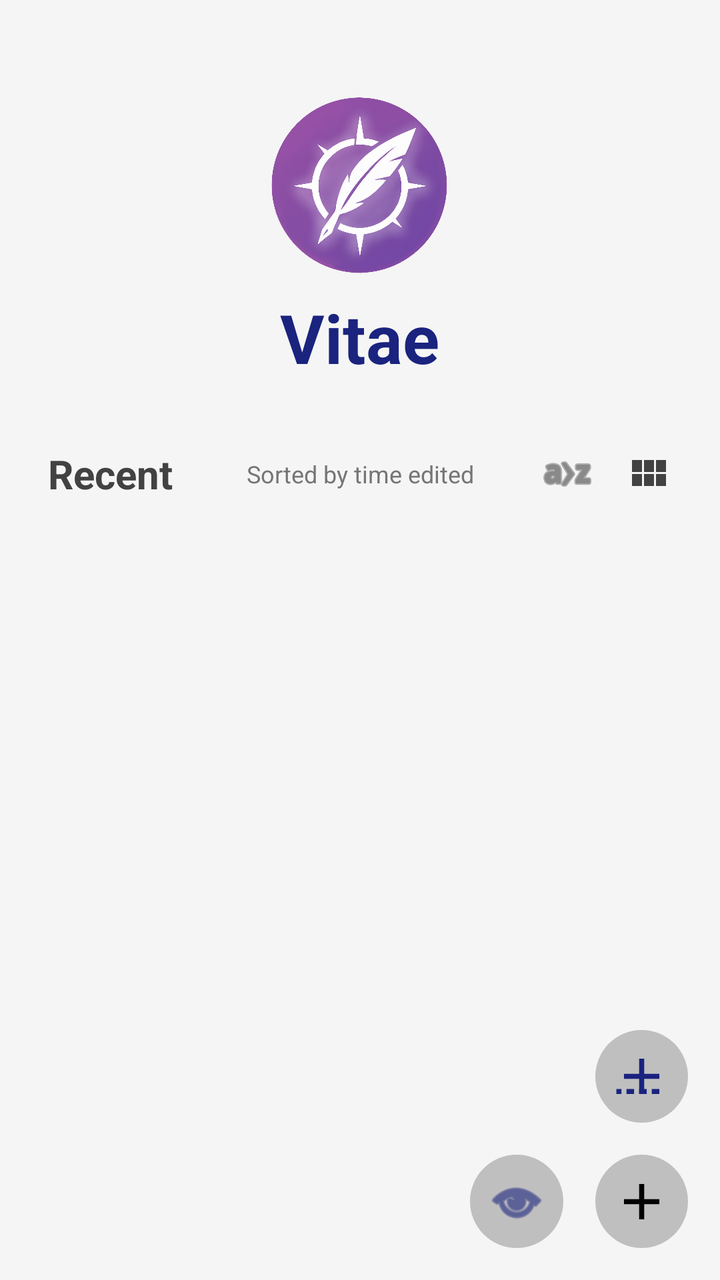
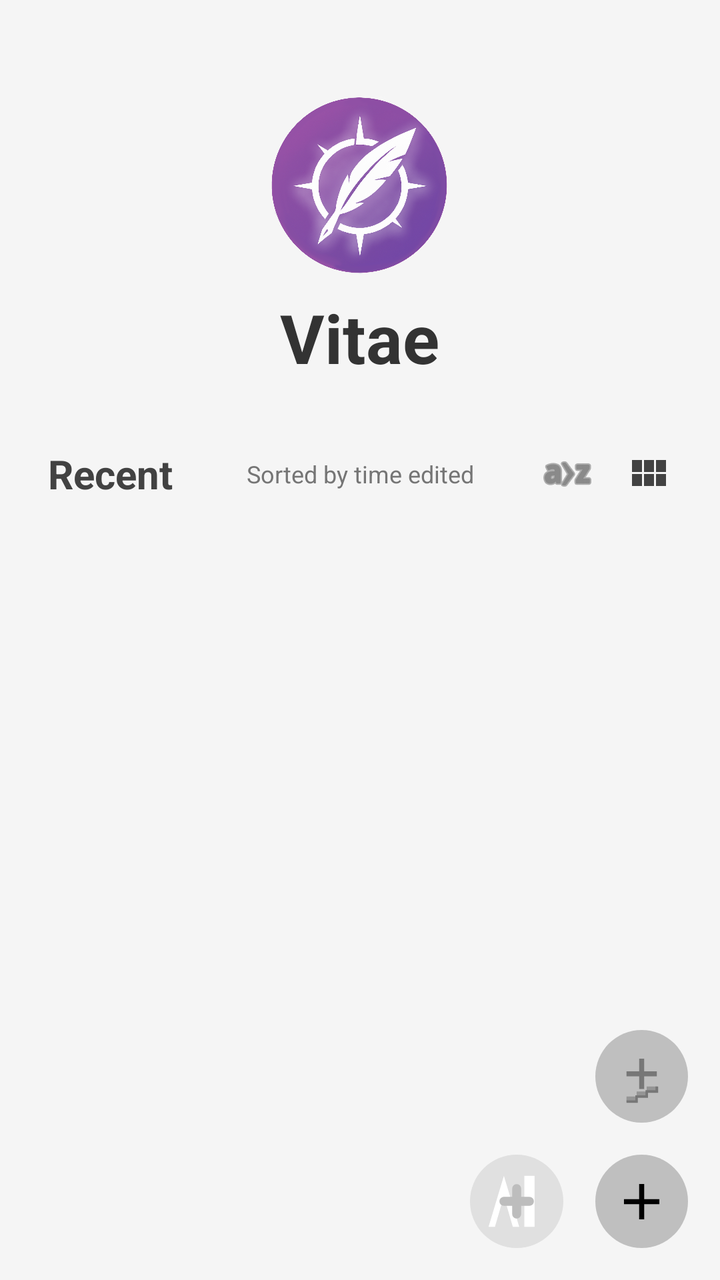

An Android layout rendered at two revisions. The XML below is the earlier revision; the diff shows what the commit changed to produce the second picture.
<!-- AndroidManifest.xml: application theme Theme.MyApplication -->
<!-- res/layout/activity_home.xml -->
<?xml version="1.0" encoding="utf-8"?>
<androidx.constraintlayout.widget.ConstraintLayout xmlns:android="http://schemas.android.com/apk/res/android"
    xmlns:app="http://schemas.android.com/apk/res-auto"
    xmlns:tools="http://schemas.android.com/tools" android:id="@+id/homeRoot" android:layout_width="match_parent" android:layout_height="match_parent" android:background="#f5f5f5" tools:context=".HomeActivity">

    
    <LinearLayout android:id="@+id/shareDropZone" android:layout_width="0dp" android:layout_height="120dp" android:background="#E3F2FD" android:gravity="center" android:orientation="vertical" android:visibility="gone" android:elevation="20dp" app:layout_constraintTop_toTopOf="parent" app:layout_constraintStart_toStartOf="parent" app:layout_constraintEnd_toEndOf="parent">
        <ImageView android:layout_width="48dp" android:layout_height="48dp" android:src="@android:drawable/ic_menu_share" app:tint="#1976D2" />
        <TextView android:layout_width="wrap_content" android:layout_height="wrap_content" android:text="Drop here to Share" android:textSize="18sp" android:textStyle="bold" android:textColor="#1976D2" android:layout_marginTop="8dp"/>
    </LinearLayout>



    
    <LinearLayout android:id="@+id/brandingHeader" android:layout_width="match_parent" android:layout_height="wrap_content" android:orientation="vertical" android:gravity="center" android:paddingTop="48dp" android:paddingBottom="16dp" app:layout_constraintTop_toTopOf="parent" app:layout_constraintStart_toStartOf="parent" app:layout_constraintEnd_toEndOf="parent">

        <ImageView android:id="@+id/ivAppLogo" android:layout_width="90dp" android:layout_height="90dp" android:src="@drawable/cv" android:contentDescription="App Logo" />

        <TextView android:id="@+id/tvAppTitle" android:layout_width="wrap_content" android:layout_height="wrap_content" android:text="Vitae" android:textColor="#1a237e" android:textSize="34sp" android:textStyle="bold" android:layout_marginTop="8dp"/>

    </LinearLayout>

    <TextView android:id="@+id/tvRecentHeader" android:layout_width="wrap_content" android:layout_height="wrap_content" android:layout_marginTop="16dp" android:layout_marginStart="24dp" android:text="Recent" android:textColor="#424242" android:textSize="20sp" android:textStyle="bold" app:layout_constraintStart_toStartOf="parent" app:layout_constraintTop_toBottomOf="@id/brandingHeader" />

    <TextView android:id="@+id/tvSortLabel" android:layout_width="wrap_content" android:layout_height="wrap_content" android:text="Sorted by time edited" android:textColor="#757575" android:textSize="12sp" app:layout_constraintBottom_toBottomOf="@id/tvRecentHeader" app:layout_constraintEnd_toEndOf="parent" app:layout_constraintStart_toStartOf="parent" app:layout_constraintTop_toTopOf="@id/tvRecentHeader" />

    <LinearLayout android:id="@+id/controlsContainer" android:layout_width="wrap_content" android:layout_height="wrap_content" android:layout_marginEnd="16dp" android:gravity="center_vertical" android:orientation="horizontal" app:layout_constraintBottom_toBottomOf="@id/tvRecentHeader" app:layout_constraintEnd_toEndOf="parent" app:layout_constraintTop_toTopOf="@id/tvRecentHeader">

        <SeekBar android:id="@+id/gridSizeSlider" android:layout_width="100dp" android:layout_height="wrap_content" android:max="3" android:progress="0" android:visibility="gone" />

        <ImageButton android:id="@+id/btnCloseSelection" android:layout_width="40dp" android:layout_height="40dp" android:background="?attr/selectableItemBackgroundBorderless" android:src="@android:drawable/ic_menu_close_clear_cancel" app:tint="#424242" android:visibility="gone" />

        <ImageButton android:id="@+id/btnDeleteSelected" android:layout_width="40dp" android:layout_height="40dp" android:background="?attr/selectableItemBackgroundBorderless" android:src="@android:drawable/ic_menu_delete" app:tint="#D32F2F" android:visibility="gone" tools:visibility="visible" />

        <ImageButton android:id="@+id/btnSort" android:layout_width="40dp" android:layout_height="40dp" android:background="?attr/selectableItemBackgroundBorderless" android:padding="8dp" android:src="@android:drawable/ic_menu_sort_alphabetically" app:tint="#424242" />

        <ImageButton android:id="@+id/btnToggleView" android:layout_width="40dp" android:layout_height="40dp" android:background="?attr/selectableItemBackgroundBorderless" android:src="@drawable/ic_grid" app:tint="#424242" />
    </LinearLayout>

    <androidx.recyclerview.widget.RecyclerView android:id="@+id/rvRecentResumes" android:layout_width="0dp" android:layout_height="0dp" android:layout_marginTop="16dp" android:clipToPadding="false" android:paddingBottom="88dp" app:layout_constraintBottom_toBottomOf="parent" app:layout_constraintEnd_toEndOf="parent" app:layout_constraintStart_toStartOf="parent" app:layout_constraintTop_toBottomOf="@id/tvRecentHeader" />

    <TextView android:id="@+id/tvEmptyState" android:layout_width="wrap_content" android:layout_height="wrap_content" android:text="No recently worked on CVs" android:textColor="#9e9e9e" android:textSize="16sp" android:visibility="gone" app:layout_constraintBottom_toBottomOf="parent" app:layout_constraintEnd_toEndOf="parent" app:layout_constraintStart_toStartOf="parent" app:layout_constraintTop_toBottomOf="@id/tvRecentHeader" />

    
    <FrameLayout android:id="@+id/fabOptionsPanel" android:layout_width="match_parent" android:layout_height="match_parent" android:background="#CC000000" android:visibility="gone" android:elevation="20dp">

        <LinearLayout android:layout_width="wrap_content" android:layout_height="wrap_content" android:layout_gravity="bottom|end" android:layout_marginEnd="24dp" android:layout_marginBottom="88dp" android:gravity="end" android:orientation="vertical">

            
            <LinearLayout android:id="@+id/optionAI" android:layout_width="wrap_content" android:layout_height="wrap_content" android:layout_marginBottom="16dp" android:gravity="center_vertical" android:orientation="horizontal">
                <TextView android:layout_width="wrap_content" android:layout_height="wrap_content" android:text="AI Mode (Coming Soon)" android:textColor="#FFFFFF" android:layout_marginEnd="12dp" android:textStyle="bold" />
                <com.google.android.material.floatingactionbutton.FloatingActionButton android:layout_width="wrap_content" android:layout_height="wrap_content" app:fabSize="normal" android:src="@android:drawable/ic_menu_view" app:tint="#757575" app:backgroundTint="#F5F5F5" />
            </LinearLayout>

            
            <LinearLayout android:id="@+id/optionStepByStep" android:layout_width="wrap_content" android:layout_height="wrap_content" android:layout_marginBottom="16dp" android:gravity="center_vertical" android:orientation="horizontal">
                <TextView android:layout_width="wrap_content" android:layout_height="wrap_content" android:text="Step by Step (Demo)" android:textColor="#FFFFFF" android:layout_marginEnd="12dp" android:textStyle="bold" />
                <com.google.android.material.floatingactionbutton.FloatingActionButton android:layout_width="wrap_content" android:layout_height="wrap_content" app:fabSize="normal" android:src="@android:drawable/ic_menu_directions" app:tint="#757575" app:backgroundTint="#F5F5F5" />
            </LinearLayout>

            
            <LinearLayout android:id="@+id/optionExport" android:layout_width="wrap_content" android:layout_height="wrap_content" android:layout_marginBottom="16dp" android:gravity="center_vertical" android:orientation="horizontal">
                <TextView android:layout_width="wrap_content" android:layout_height="wrap_content" android:text="Import (.vitae)" android:textColor="#FFFFFF" android:layout_marginEnd="12dp" android:textStyle="bold" />
                <com.google.android.material.floatingactionbutton.FloatingActionButton android:layout_width="wrap_content" android:layout_height="wrap_content" app:fabSize="normal" android:src="@android:drawable/ic_menu_share" app:tint="#757575" app:backgroundTint="#F5F5F5" />
            </LinearLayout>

            
            <LinearLayout android:id="@+id/optionNewCV" android:layout_width="wrap_content" android:layout_height="wrap_content" android:layout_marginBottom="16dp" android:gravity="center_vertical" android:orientation="horizontal">
                <TextView android:layout_width="wrap_content" android:layout_height="wrap_content" android:text="New CV" android:textColor="#FFFFFF" android:layout_marginEnd="12dp" android:textStyle="bold" />
                <com.google.android.material.floatingactionbutton.FloatingActionButton android:layout_width="wrap_content" android:layout_height="wrap_content" app:fabSize="normal" android:src="@drawable/ic_add" app:tint="#757575" app:backgroundTint="#F5F5F5" />
            </LinearLayout>

        </LinearLayout>

    </FrameLayout>

    <androidx.constraintlayout.widget.ConstraintLayout android:id="@+id/home_fab_container" android:layout_width="match_parent" android:layout_height="wrap_content" android:layout_marginEnd="16dp" android:layout_marginBottom="16dp" app:layout_constraintBottom_toBottomOf="parent" app:layout_constraintEnd_toEndOf="parent">

        
        <FrameLayout android:id="@+id/btnHomeStepByStep" android:layout_width="0dp" android:layout_height="0dp" android:layout_marginBottom="16dp" app:layout_constraintDimensionRatio="1:1" app:layout_constraintWidth_percent="0.135" app:layout_constraintTop_toTopOf="parent" app:layout_constraintEnd_toEndOf="parent" app:layout_constraintBottom_toTopOf="@id/btnHomeNewCV">
            <View android:layout_width="match_parent" android:layout_height="match_parent" android:layout_gravity="center" android:background="@drawable/custom_shadow" />
            <ImageButton android:layout_width="match_parent" android:layout_height="match_parent" android:layout_gravity="center" android:layout_margin="8dp" android:background="?android:attr/selectableItemBackgroundBorderless" android:clickable="false" android:focusable="false" android:contentDescription="Step by Step Wizard" android:scaleType="fitCenter" android:src="@drawable/ic_steps_plus_centered" app:tint="#1a237e" />
        </FrameLayout>

        
        <FrameLayout android:id="@+id/btnHomeNewCV" android:layout_width="0dp" android:layout_height="0dp" app:layout_constraintDimensionRatio="1:1" app:layout_constraintWidth_percent="0.135" app:layout_constraintTop_toBottomOf="@id/btnHomeStepByStep" app:layout_constraintEnd_toEndOf="parent" app:layout_constraintBottom_toBottomOf="parent">
            <View android:layout_width="match_parent" android:layout_height="match_parent" android:layout_gravity="center" android:background="@drawable/custom_shadow" />
            <ImageButton android:layout_width="match_parent" android:layout_height="match_parent" android:layout_gravity="center" android:layout_margin="8dp" android:background="?android:attr/selectableItemBackgroundBorderless" android:clickable="false" android:contentDescription="Create New CV" android:scaleType="fitCenter" android:src="@drawable/ic_add" />
        </FrameLayout>

        
        <FrameLayout android:id="@+id/btnHomeAI" android:layout_width="0dp" android:layout_height="0dp" android:layout_marginEnd="16dp" app:layout_constraintDimensionRatio="1:1" app:layout_constraintWidth_percent="0.135" app:layout_constraintBottom_toBottomOf="@id/btnHomeNewCV" app:layout_constraintEnd_toStartOf="@id/btnHomeNewCV" app:layout_constraintTop_toTopOf="@id/btnHomeNewCV">
            <View android:layout_width="match_parent" android:layout_height="match_parent" android:layout_gravity="center" android:background="@drawable/custom_shadow" />
            <ImageButton android:layout_width="match_parent" android:layout_height="match_parent" android:layout_gravity="center" android:layout_margin="8dp" android:background="?android:attr/selectableItemBackgroundBorderless" android:clickable="false" android:focusable="false" android:contentDescription="AI Assistant" android:scaleType="fitCenter" android:src="@android:drawable/ic_menu_view" app:tint="#1a237e" />
        </FrameLayout>

    </androidx.constraintlayout.widget.ConstraintLayout>

    
    <View android:id="@+id/folderRevealOverlay" android:layout_width="match_parent" android:layout_height="match_parent" android:background="#FFFFFF" android:visibility="invisible" android:elevation="25dp" />

    
    <LinearLayout android:id="@+id/advancedDragZones" android:layout_width="120dp" android:layout_height="match_parent" android:orientation="vertical" android:visibility="gone" android:elevation="15dp" app:layout_constraintEnd_toEndOf="parent">

        <LinearLayout android:id="@+id/zoneMoveToHome" android:layout_width="match_parent" android:layout_height="0dp" android:layout_weight="1" android:background="#E3F2FD" android:gravity="center" android:orientation="vertical" android:padding="16dp">
            <ImageView android:layout_width="32dp" android:layout_height="32dp" android:src="@drawable/ic_keyboard_return" app:tint="#1976D2" />
            <TextView android:layout_width="wrap_content" android:layout_height="wrap_content" android:text="Move to Home" android:textSize="12sp" android:textStyle="bold" android:textColor="#1976D2" android:gravity="center" android:layout_marginTop="8dp"/>
        </LinearLayout>

        <LinearLayout android:id="@+id/zoneMoveToOtherGroup" android:layout_width="match_parent" android:layout_height="0dp" android:layout_weight="1" android:background="#BBDEFB" android:gravity="center" android:orientation="vertical" android:padding="16dp">
            <ImageView android:layout_width="32dp" android:layout_height="32dp" android:src="@drawable/ic_description" app:tint="#1565C0" />
            <TextView android:layout_width="wrap_content" android:layout_height="wrap_content" android:text="Move to Other Group" android:textSize="12sp" android:textStyle="bold" android:textColor="#1565C0" android:gravity="center" android:layout_marginTop="8dp"/>
        </LinearLayout>

    </LinearLayout>

</androidx.constraintlayout.widget.ConstraintLayout>
<!-- resources referenced by this layout -->
<resources>
  <!-- drawable custom_shadow (drawable) -->
  <?xml version="1.0" encoding="utf-8"?>
  <shape xmlns:android="http://schemas.android.com/apk/res/android" android:shape="oval">
      <solid android:color="#87909090" />
  </shape>
  <!-- drawable cv: png bitmap (drawable-mdpi, 956077 bytes) -->
  <!-- drawable ic_add (drawable) -->
  <vector xmlns:android="http://schemas.android.com/apk/res/android" android:width="24dp" android:height="24dp" android:viewportWidth="24" android:viewportHeight="24">
      <path android:fillColor="#FF000000" android:pathData="M19,13h-6v6h-2v-6H5v-2h6V5h2v6h6v2z"/>
  </vector>
  <!-- drawable ic_description (drawable) -->
  <vector xmlns:android="http://schemas.android.com/apk/res/android" android:width="24dp" android:height="24dp" android:viewportWidth="24" android:viewportHeight="24" android:tint="?attr/colorControlNormal">
      <path android:fillColor="@android:color/white" android:pathData="M14,2H6C4.9,2 4.01,2.9 4.01,4L4,20c0,1.1 0.89,2 1.99,2H18c1.1,0 2,-0.9 2,-2V8l-6,-6zM16,18H8v-2h8v2zM16,14H8v-2h8v2zM13,9V3.5L18.5,9H13z"/>
  </vector>
  <!-- drawable ic_grid (drawable) -->
  <vector xmlns:android="http://schemas.android.com/apk/res/android" android:width="24dp" android:height="24dp" android:viewportWidth="24" android:viewportHeight="24" android:tint="?attr/colorControlNormal">
      <path android:fillColor="@android:color/white" android:pathData="M4,11h5V5H4v6zm0,7h5v-6H4v6zm6,0h5v-6h-5v6zm6,0h5v-6h-5v6zm-6,-7h5V5h-5v6zm6,-6v6h5V5h-5z"/>
  </vector>
  <!-- drawable ic_keyboard_return (drawable) -->
  <vector xmlns:android="http://schemas.android.com/apk/res/android" android:width="24dp" android:height="24dp" android:viewportWidth="24" android:viewportHeight="24">
      <path android:fillColor="#FF000000" android:pathData="M19,7v4H5.83l3.58,-3.59L8,6l-6,6 6,6 1.41,-1.41L5.83,13H21V7h-2z"/>
  </vector>
  <!-- drawable ic_steps_plus_centered (drawable) -->
  <vector xmlns:android="http://schemas.android.com/apk/res/android" android:width="24dp" android:height="24dp" android:viewportWidth="24" android:viewportHeight="24">
      
      <path android:fillColor="#FF000000" android:pathData="M19,17h-3v2h3z M14,17h-3v2h3z M9,17h-3v2h3z M4,17h-2v2h2z" />
      
      <path android:fillColor="#FF000000" android:pathData="M19,13h-6v6h-2v-6H5v-2h6V5h2v6h6v2z" />
  </vector>
  <style name="Theme.MyApplication" parent="Base.Theme.MyApplication" />
  <style name="Base.Theme.MyApplication" parent="Theme.Material3.DayNight.NoActionBar">
          
          
      </style>
</resources>

<!-- the commit's change to res/layout/activity_home.xml (unified diff, before → after) -->
@@ -4,9 +4,9 @@
     xmlns:tools="http://schemas.android.com/tools" android:id="@+id/homeRoot" android:layout_width="match_parent" android:layout_height="match_parent" android:background="#f5f5f5" tools:context=".HomeActivity">
 
     
-    <LinearLayout android:id="@+id/shareDropZone" android:layout_width="0dp" android:layout_height="120dp" android:background="#E3F2FD" android:gravity="center" android:orientation="vertical" android:visibility="gone" android:elevation="20dp" app:layout_constraintTop_toTopOf="parent" app:layout_constraintStart_toStartOf="parent" app:layout_constraintEnd_toEndOf="parent">
-        <ImageView android:layout_width="48dp" android:layout_height="48dp" android:src="@android:drawable/ic_menu_share" app:tint="#1976D2" />
-        <TextView android:layout_width="wrap_content" android:layout_height="wrap_content" android:text="Drop here to Share" android:textSize="18sp" android:textStyle="bold" android:textColor="#1976D2" android:layout_marginTop="8dp"/>
+    <LinearLayout android:id="@+id/shareDropZone" android:layout_width="0dp" android:layout_height="120dp" android:background="#F5F5F5" android:gravity="center" android:orientation="vertical" android:visibility="gone" android:elevation="20dp" app:layout_constraintTop_toTopOf="parent" app:layout_constraintStart_toStartOf="parent" app:layout_constraintEnd_toEndOf="parent">
+        <ImageView android:layout_width="48dp" android:layout_height="48dp" android:src="@android:drawable/ic_menu_share" app:tint="#333333" />
+        <TextView android:layout_width="wrap_content" android:layout_height="wrap_content" android:text="Drop here to Share" android:textSize="18sp" android:textStyle="bold" android:textColor="#333333" android:layout_marginTop="8dp"/>
     </LinearLayout>
 
 
@@ -16,7 +16,7 @@
 
         <ImageView android:id="@+id/ivAppLogo" android:layout_width="90dp" android:layout_height="90dp" android:src="@drawable/cv" android:contentDescription="App Logo" />
 
-        <TextView android:id="@+id/tvAppTitle" android:layout_width="wrap_content" android:layout_height="wrap_content" android:text="Vitae" android:textColor="#1a237e" android:textSize="34sp" android:textStyle="bold" android:layout_marginTop="8dp"/>
+        <TextView android:id="@+id/tvAppTitle" android:layout_width="wrap_content" android:layout_height="wrap_content" android:text="Vitae" android:textColor="#333333" android:textSize="34sp" android:textStyle="bold" android:layout_marginTop="8dp"/>
 
     </LinearLayout>
 
@@ -48,14 +48,14 @@
 
             
             <LinearLayout android:id="@+id/optionAI" android:layout_width="wrap_content" android:layout_height="wrap_content" android:layout_marginBottom="16dp" android:gravity="center_vertical" android:orientation="horizontal">
-                <TextView android:layout_width="wrap_content" android:layout_height="wrap_content" android:text="AI Mode (Coming Soon)" android:textColor="#FFFFFF" android:layout_marginEnd="12dp" android:textStyle="bold" />
-                <com.google.android.material.floatingactionbutton.FloatingActionButton android:layout_width="wrap_content" android:layout_height="wrap_content" app:fabSize="normal" android:src="@android:drawable/ic_menu_view" app:tint="#757575" app:backgroundTint="#F5F5F5" />
+                <TextView android:layout_width="wrap_content" android:layout_height="wrap_content" android:text="AI Mode" android:textColor="#FFFFFF" android:layout_marginEnd="12dp" android:textStyle="bold" />
+                <com.google.android.material.floatingactionbutton.FloatingActionButton android:layout_width="wrap_content" android:layout_height="wrap_content" app:fabSize="normal" android:src="@drawable/ic_ai_custom" app:tint="#757575" app:backgroundTint="#F5F5F5" />
             </LinearLayout>
 
             
             <LinearLayout android:id="@+id/optionStepByStep" android:layout_width="wrap_content" android:layout_height="wrap_content" android:layout_marginBottom="16dp" android:gravity="center_vertical" android:orientation="horizontal">
                 <TextView android:layout_width="wrap_content" android:layout_height="wrap_content" android:text="Step by Step (Demo)" android:textColor="#FFFFFF" android:layout_marginEnd="12dp" android:textStyle="bold" />
-                <com.google.android.material.floatingactionbutton.FloatingActionButton android:layout_width="wrap_content" android:layout_height="wrap_content" app:fabSize="normal" android:src="@android:drawable/ic_menu_directions" app:tint="#757575" app:backgroundTint="#F5F5F5" />
+                <com.google.android.material.floatingactionbutton.FloatingActionButton android:layout_width="wrap_content" android:layout_height="wrap_content" app:fabSize="normal" android:src="@drawable/ic_step_by_step_wizard" app:tint="#757575" app:backgroundTint="#F5F5F5" />
             </LinearLayout>
 
             
@@ -79,7 +79,7 @@
         
         <FrameLayout android:id="@+id/btnHomeStepByStep" android:layout_width="0dp" android:layout_height="0dp" android:layout_marginBottom="16dp" app:layout_constraintDimensionRatio="1:1" app:layout_constraintWidth_percent="0.135" app:layout_constraintTop_toTopOf="parent" app:layout_constraintEnd_toEndOf="parent" app:layout_constraintBottom_toTopOf="@id/btnHomeNewCV">
             <View android:layout_width="match_parent" android:layout_height="match_parent" android:layout_gravity="center" android:background="@drawable/custom_shadow" />
-            <ImageButton android:layout_width="match_parent" android:layout_height="match_parent" android:layout_gravity="center" android:layout_margin="8dp" android:background="?android:attr/selectableItemBackgroundBorderless" android:clickable="false" android:focusable="false" android:contentDescription="Step by Step Wizard" android:scaleType="fitCenter" android:src="@drawable/ic_steps_plus_centered" app:tint="#1a237e" />
+            <ImageButton android:layout_width="match_parent" android:layout_height="match_parent" android:layout_gravity="center" android:layout_margin="8dp" android:background="?android:attr/selectableItemBackgroundBorderless" android:clickable="false" android:focusable="false" android:contentDescription="Step by Step Wizard" android:scaleType="fitCenter" android:src="@drawable/ic_step_by_step_wizard" app:tint="#777777" />
         </FrameLayout>
 
         
@@ -90,8 +90,8 @@
 
         
         <FrameLayout android:id="@+id/btnHomeAI" android:layout_width="0dp" android:layout_height="0dp" android:layout_marginEnd="16dp" app:layout_constraintDimensionRatio="1:1" app:layout_constraintWidth_percent="0.135" app:layout_constraintBottom_toBottomOf="@id/btnHomeNewCV" app:layout_constraintEnd_toStartOf="@id/btnHomeNewCV" app:layout_constraintTop_toTopOf="@id/btnHomeNewCV">
-            <View android:layout_width="match_parent" android:layout_height="match_parent" android:layout_gravity="center" android:background="@drawable/custom_shadow" />
-            <ImageButton android:layout_width="match_parent" android:layout_height="match_parent" android:layout_gravity="center" android:layout_margin="8dp" android:background="?android:attr/selectableItemBackgroundBorderless" android:clickable="false" android:focusable="false" android:contentDescription="AI Assistant" android:scaleType="fitCenter" android:src="@android:drawable/ic_menu_view" app:tint="#1a237e" />
+            <View android:layout_width="match_parent" android:layout_height="match_parent" android:layout_gravity="center" android:background="@drawable/pill_background" />
+            <ImageButton android:layout_width="match_parent" android:layout_height="match_parent" android:layout_gravity="center" android:layout_margin="8dp" android:background="?android:attr/selectableItemBackgroundBorderless" android:clickable="false" android:focusable="false" android:contentDescription="AI Assistant" android:scaleType="fitCenter" android:src="@drawable/ic_ai_custom" />
         </FrameLayout>
 
     </androidx.constraintlayout.widget.ConstraintLayout>
@@ -102,14 +102,14 @@
     
     <LinearLayout android:id="@+id/advancedDragZones" android:layout_width="120dp" android:layout_height="match_parent" android:orientation="vertical" android:visibility="gone" android:elevation="15dp" app:layout_constraintEnd_toEndOf="parent">
 
-        <LinearLayout android:id="@+id/zoneMoveToHome" android:layout_width="match_parent" android:layout_height="0dp" android:layout_weight="1" android:background="#E3F2FD" android:gravity="center" android:orientation="vertical" android:padding="16dp">
-            <ImageView android:layout_width="32dp" android:layout_height="32dp" android:src="@drawable/ic_keyboard_return" app:tint="#1976D2" />
-            <TextView android:layout_width="wrap_content" android:layout_height="wrap_content" android:text="Move to Home" android:textSize="12sp" android:textStyle="bold" android:textColor="#1976D2" android:gravity="center" android:layout_marginTop="8dp"/>
+        <LinearLayout android:id="@+id/zoneMoveToHome" android:layout_width="match_parent" android:layout_height="0dp" android:layout_weight="1" android:background="#F5F5F5" android:gravity="center" android:orientation="vertical" android:padding="16dp">
+            <ImageView android:layout_width="32dp" android:layout_height="32dp" android:src="@drawable/ic_keyboard_return" app:tint="#333333" />
+            <TextView android:layout_width="wrap_content" android:layout_height="wrap_content" android:text="Move to Home" android:textSize="12sp" android:textStyle="bold" android:textColor="#333333" android:gravity="center" android:layout_marginTop="8dp"/>
         </LinearLayout>
 
-        <LinearLayout android:id="@+id/zoneMoveToOtherGroup" android:layout_width="match_parent" android:layout_height="0dp" android:layout_weight="1" android:background="#BBDEFB" android:gravity="center" android:orientation="vertical" android:padding="16dp">
-            <ImageView android:layout_width="32dp" android:layout_height="32dp" android:src="@drawable/ic_description" app:tint="#1565C0" />
-            <TextView android:layout_width="wrap_content" android:layout_height="wrap_content" android:text="Move to Other Group" android:textSize="12sp" android:textStyle="bold" android:textColor="#1565C0" android:gravity="center" android:layout_marginTop="8dp"/>
+        <LinearLayout android:id="@+id/zoneMoveToOtherGroup" android:layout_width="match_parent" android:layout_height="0dp" android:layout_weight="1" android:background="#EEEEEE" android:gravity="center" android:orientation="vertical" android:padding="16dp">
+            <ImageView android:layout_width="32dp" android:layout_height="32dp" android:src="@drawable/ic_description" app:tint="#555555" />
+            <TextView android:layout_width="wrap_content" android:layout_height="wrap_content" android:text="Move to Other Group" android:textSize="12sp" android:textStyle="bold" android:textColor="#555555" android:gravity="center" android:layout_marginTop="8dp"/>
         </LinearLayout>
 
     </LinearLayout>
<!-- resource entries referenced after the edit -->
@@ -9,6 +9,19 @@
   <!-- drawable ic_add (drawable) -->
   <vector xmlns:android="http://schemas.android.com/apk/res/android" android:width="24dp" android:height="24dp" android:viewportWidth="24" android:viewportHeight="24">
       <path android:fillColor="#FF000000" android:pathData="M19,13h-6v6h-2v-6H5v-2h6V5h2v6h6v2z"/>
+  </vector>
+  <!-- drawable ic_ai_custom (drawable) -->
+  <vector xmlns:android="http://schemas.android.com/apk/res/android" android:width="24dp" android:height="24dp" android:viewportWidth="24" android:viewportHeight="24">
+  
+      
+      <path android:fillColor="#FFFFFF" android:pathData="M1,22 L7,2 L13,22 L10.5,22 L7,10 L3.5,22 Z" />
+  
+      
+      <path android:fillColor="#FFFFFF" android:pathData="M15,2 L15,22 L19,22 L19,2 Z" />
+  
+      
+      
+      <path android:strokeColor="#BDBDBD" android:strokeWidth="3.5" android:strokeLineCap="round" android:pathData="M12,7 v10 M7,12 h10" />
   </vector>
   <!-- drawable ic_description (drawable) -->
   <vector xmlns:android="http://schemas.android.com/apk/res/android" android:width="24dp" android:height="24dp" android:viewportWidth="24" android:viewportHeight="24" android:tint="?attr/colorControlNormal">
@@ -22,13 +35,26 @@
   <vector xmlns:android="http://schemas.android.com/apk/res/android" android:width="24dp" android:height="24dp" android:viewportWidth="24" android:viewportHeight="24">
       <path android:fillColor="#FF000000" android:pathData="M19,7v4H5.83l3.58,-3.59L8,6l-6,6 6,6 1.41,-1.41L5.83,13H21V7h-2z"/>
   </vector>
-  <!-- drawable ic_steps_plus_centered (drawable) -->
+  <!-- drawable ic_step_by_step_wizard (drawable) -->
   <vector xmlns:android="http://schemas.android.com/apk/res/android" android:width="24dp" android:height="24dp" android:viewportWidth="24" android:viewportHeight="24">
+  
       
-      <path android:fillColor="#FF000000" android:pathData="M19,17h-3v2h3z M14,17h-3v2h3z M9,17h-3v2h3z M4,17h-2v2h2z" />
       
-      <path android:fillColor="#FF000000" android:pathData="M19,13h-6v6h-2v-6H5v-2h6V5h2v6h6v2z" />
+      <path android:fillColor="#333333" android:pathData="M13,5 h-2 v5 H6 v2 h5 v5 h2 v-5 h5 V10 h-5 z" />
+  
+      
+      
+      <path android:fillColor="#777777" android:fillAlpha="0.6" android:pathData="M6,22 h4 v-2 h4 v-2 h4 v-2 h-4 v2 h-4 v2 h-4 z" />
+  
+      
+      <path android:strokeColor="#777777" android:strokeWidth="1" android:pathData="M6,22 h4 v-2 h4 v-2 h4 v-2"/>
   </vector>
+  <!-- drawable pill_background (drawable) -->
+  <?xml version="1.0" encoding="utf-8"?>
+  <shape xmlns:android="http://schemas.android.com/apk/res/android" android:shape="rectangle">
+      <solid android:color="#E0E0E0" />
+      <corners android:radius="100dp" />
+  </shape>
   <style name="Theme.MyApplication" parent="Base.Theme.MyApplication" />
   <style name="Base.Theme.MyApplication" parent="Theme.Material3.DayNight.NoActionBar">
           
